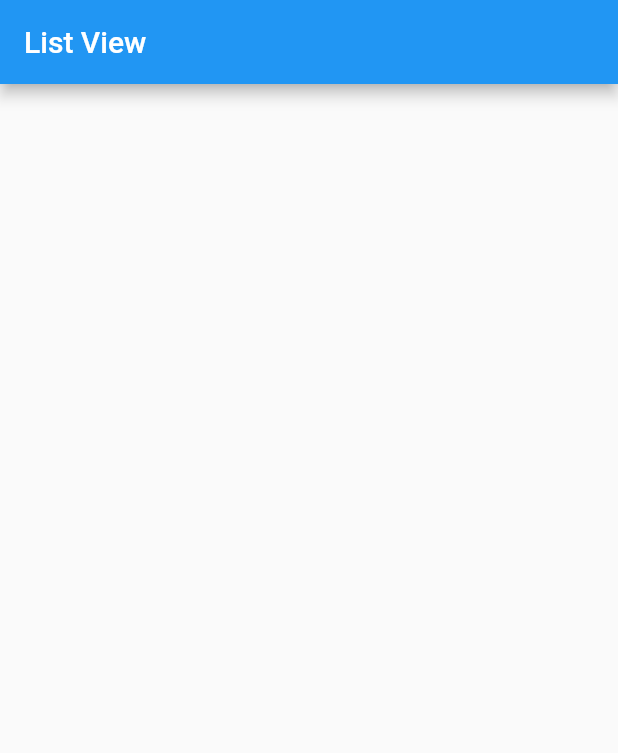
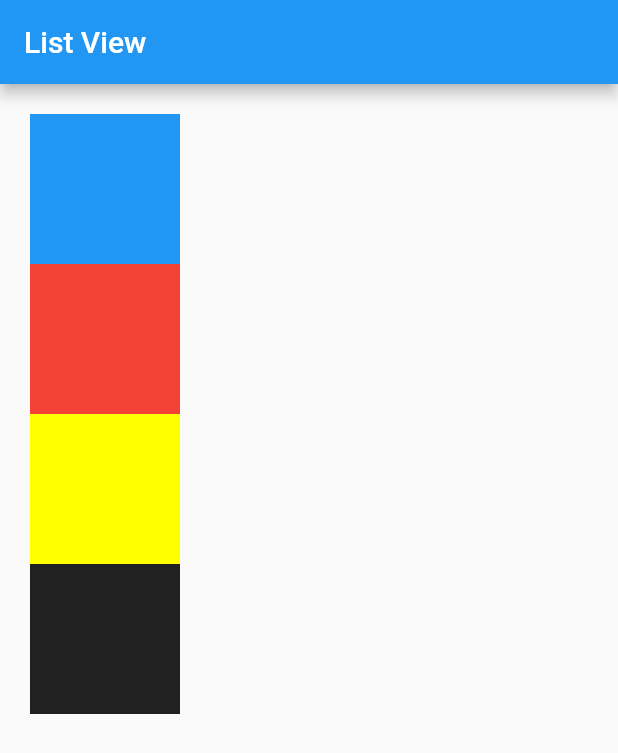
Before and after one commit to muhfauz/aplikasi_listview, a Flutter app: the screen it shows after launch, on a phone screen of 412 x 824 dp. Shown: the top 753 px of the screen. Run offline on Flutter 3.47's test engine with Material 2 defaults, Android fonts, the phone set to English and light mode, and no system bars.

Commit message:
tambah 4 container

```diff
--- a/lib/main.dart
+++ b/lib/main.dart
@@ -14,6 +14,33 @@ class MyApp extends StatelessWidget {
         appBar: AppBar(
           title: Text('List View'),
         ),
+        body: Container(
+          margin: EdgeInsets.all(20),
+          child: Column(
+            children: <Widget>[
+              Container(
+                height: 100,
+                width: 100,
+                color: Colors.blue,
+              ),
+              Container(
+                height: 100,
+                width: 100,
+                color: Colors.red,
+              ),
+              Container(
+                height: 100,
+                width: 100,
+                color: Colors.yellowAccent,
+              ),
+              Container(
+                height: 100,
+                width: 100,
+                color: Colors.black87,
+              )
+            ],
+          ),
+        ),
       ),
     );
   }
```
